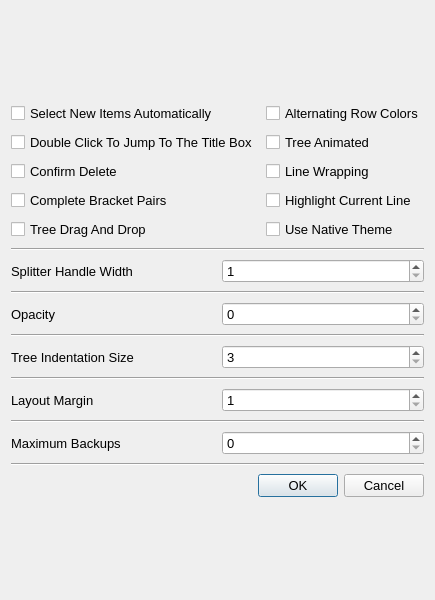
First picture: the form in Dialogs/settingsdialog.ui, repository UnkindledTwo/TreeNotes, before the edit.
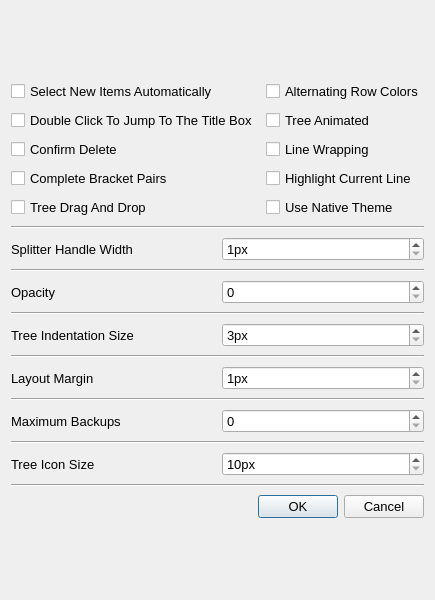
Second picture: the form after the edit.

The edit to the form file:
```diff
--- a/Dialogs/settingsdialog.ui
+++ b/Dialogs/settingsdialog.ui
@@ -50,8 +50,8 @@
    <property name="spacing">
     <number>0</number>
    </property>
-   <item row="0" column="0">
-    <layout class="QVBoxLayout" name="verticalLayout" stretch="0,0,0,0,0,0,0,0,0,0,0,0,0">
+   <item row="1" column="0">
+    <layout class="QVBoxLayout" name="verticalLayout" stretch="0,0,0,0,0,0,0,0,0,0,0,0,0,0,0">
      <property name="spacing">
       <number>8</number>
      </property>
@@ -174,6 +174,12 @@
        </item>
        <item>
         <widget class="QSpinBox" name="splitter_handle_width">
+         <property name="suffix">
+          <string>px</string>
+         </property>
+         <property name="prefix">
+          <string/>
+         </property>
          <property name="minimum">
           <number>1</number>
          </property>
@@ -257,6 +263,12 @@
        </item>
        <item>
         <widget class="QSpinBox" name="notetree_indentation_size">
+         <property name="suffix">
+          <string>px</string>
+         </property>
+         <property name="prefix">
+          <string/>
+         </property>
          <property name="minimum">
           <number>3</number>
          </property>
@@ -300,6 +312,12 @@
        </item>
        <item>
         <widget class="QSpinBox" name="layout_margin">
+         <property name="suffix">
+          <string>px</string>
+         </property>
+         <property name="prefix">
+          <string/>
+         </property>
          <property name="minimum">
           <number>1</number>
          </property>
@@ -347,6 +365,40 @@
        </item>
       </layout>
      </item>
+     <item>
+      <widget class="Line" name="line_7">
+       <property name="orientation">
+        <enum>Qt::Horizontal</enum>
+       </property>
+      </widget>
+     </item>
+     <item>
+      <layout class="QHBoxLayout" name="horizontalLayout_5">
+       <item>
+        <widget class="QLabel" name="label_6">
+         <property name="text">
+          <string>Tree Icon Size</string>
+         </property>
+        </widget>
+       </item>
+       <item>
+        <widget class="QSpinBox" name="notetree_icon_size">
+         <property name="suffix">
+          <string notr="true">px</string>
+         </property>
+         <property name="minimum">
+          <number>10</number>
+         </property>
+         <property name="maximum">
+          <number>60</number>
+         </property>
+         <property name="singleStep">
+          <number>5</number>
+         </property>
+        </widget>
+       </item>
+      </layout>
+     </item>
      <item>
       <widget class="Line" name="line_6">
        <property name="orientation">
```
